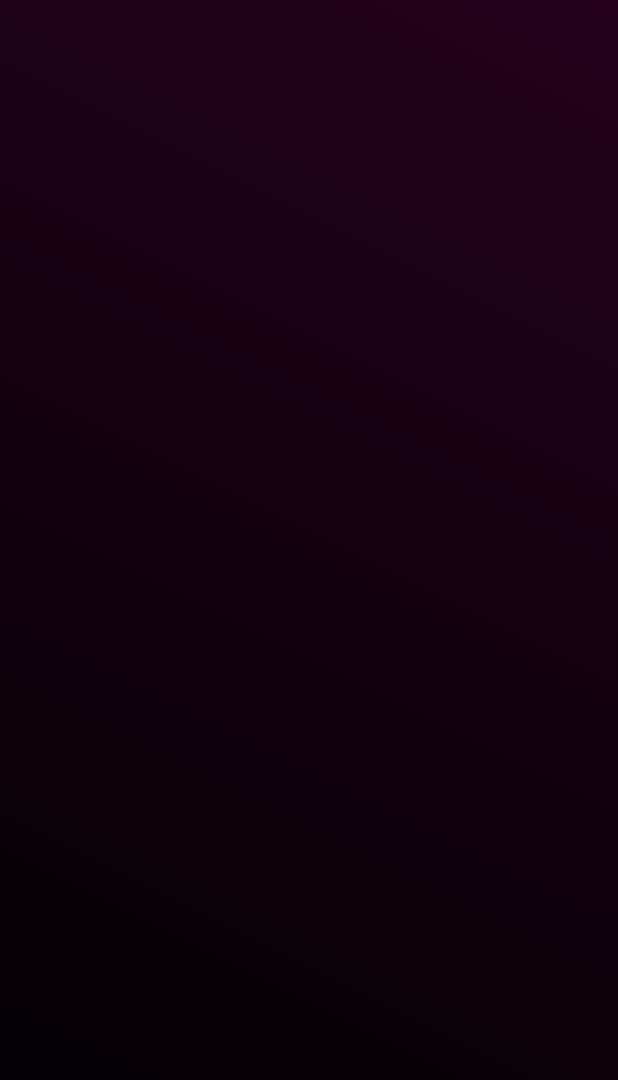
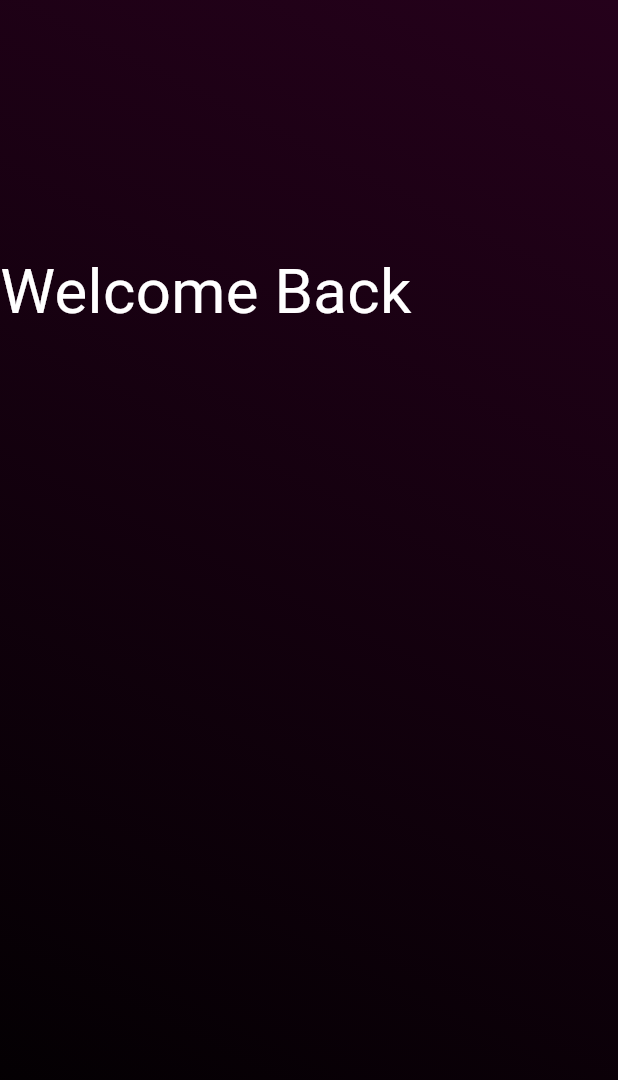
Before and after one commit to sayedadinan/Love_Ally_dating_app, a Flutter app: the screen it shows after launch, on a phone screen of 412 x 824 dp. Shown: the top 1080 px of the screen. Run offline on Flutter 3.47's test engine with Material 3 defaults, Android fonts, the phone set to English and light mode, and no system bars; Roboto replaces fonts that are missing (assets/fonts/KaushanScript-Regular.ttf).

Commit message:
Custom sized box added

```diff
--- a/lib/utils/color_theme/gradient_widget.dart
+++ b/lib/utils/color_theme/gradient_widget.dart
@@ -4,7 +4,7 @@ import 'package:flutter/material.dart';
 class GradientBackground extends StatelessWidget {
   final Widget child;
 
-  const GradientBackground({required this.child, Key? key}) : super(key: key);
+  const GradientBackground({required this.child, super.key});
 // set the background color of the application
   @override
   Widget build(BuildContext context) {
--- /dev/null
+++ b/lib/utils/constants/mediaquery.dart
@@ -0,0 +1,9 @@
+import 'package:flutter/material.dart';
+
+double mediaqueryheight(double value, context) {
+  return MediaQuery.of(context).size.height * value;
+}
+
+double mediaquerywidth(double value, context) {
+  return MediaQuery.of(context).size.width * value;
+}
--- a/lib/view/login_screen.dart
+++ b/lib/view/login_screen.dart
@@ -1,5 +1,8 @@
 import 'package:flutter/material.dart';
 import 'package:love_ally/utils/color_theme/gradient_widget.dart';
+import 'package:love_ally/utils/constants/mediaquery.dart';
+import 'package:love_ally/utils/constants/paths.dart';
+import 'package:love_ally/utils/constants/sizedbox.dart';
 
 class LoginScreen extends StatelessWidget {
   const LoginScreen({super.key});
@@ -10,7 +13,16 @@ class LoginScreen extends StatelessWidget {
       child: Scaffold(
         backgroundColor: Colors.transparent,
         body: Column(
-          children: [],
+          children: [
+            const CustomSizedBoxHeight(0.2),
+            Text(
+              'Welcome Back',
+              style: TextStyle(
+                  fontFamily: CustomFonts.splashMainText,
+                  color: Colors.white,
+                  fontSize: mediaquerywidth(0.1, context)),
+            ),
+          ],
         ),
       ),
     );
```
Also changed, not shown: lib/utils/constants/sizedbox.dart (added, +27 -0 lines), pubspec.lock.
